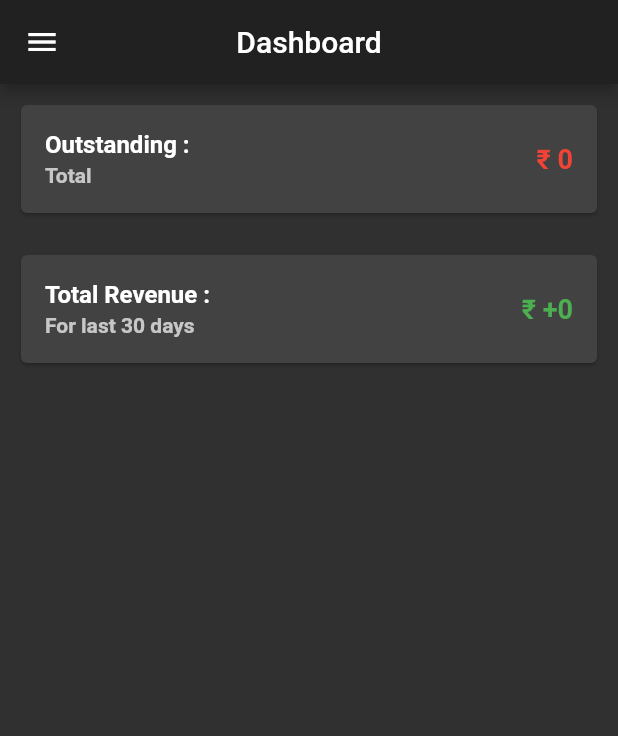
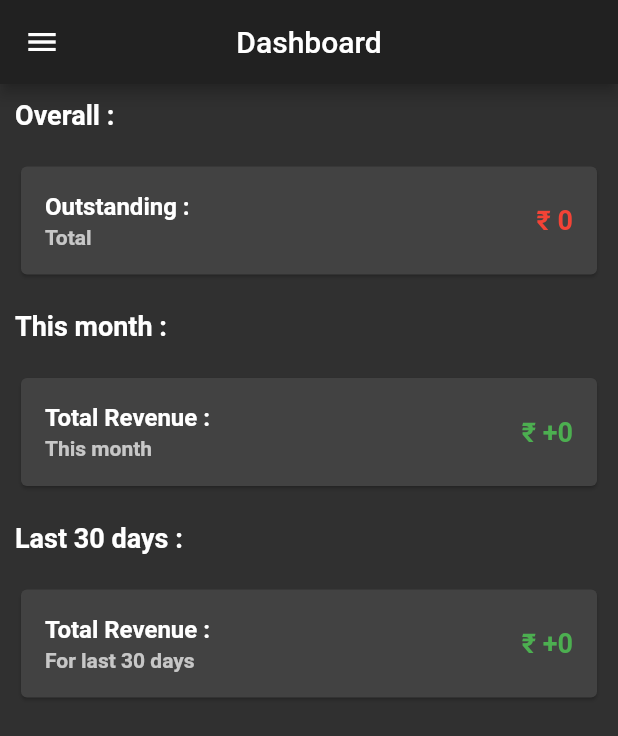
Before and after one commit to devanshu9750/mybusiness, a Flutter app: the screen it shows once a user with an empty profile is signed in, on a phone screen of 412 x 824 dp. Shown: the top 736 px of the screen. Run offline on Flutter 3.47's test engine with Material 2 defaults, Android fonts, the phone set to English and light mode, and no system bars; drawn by our look-alikes of velocity_x; our stand-ins replace cloud_firestore, firebase_auth, firebase_core, fluttertoast; accounts and stored records are empty.

Commit message:
Added current month revenue in dashboard screen

```diff
--- a/lib/screens/dashboard_side/dashboard_screen.dart
+++ b/lib/screens/dashboard_side/dashboard_screen.dart
@@ -3,10 +3,17 @@ import 'package:flutter/material.dart';
 import 'package:mybusiness/models/client_model.dart';
 import 'package:velocity_x/velocity_x.dart';
 
+// * vendors add type with gst without gst (optional)
+// * Expense monthly (business)
+// * Personal Expense (withdrawal from capital)
+// * This months expense outstanding
+// * Reports - sales report, purchase report, personal expense report (format pdf or excel)
+
 class DashboardScreen extends StatelessWidget {
   @override
   Widget build(BuildContext context) {
     return VStack([
+      "Overall : ".text.size(18).semiBold.make().p(10),
       Card(
         child: ListTile(
           title: "Outstanding :".text.bold.make(),
@@ -40,6 +47,40 @@ class DashboardScreen extends StatelessWidget {
           ),
         ),
       ).p(10),
+      "This month :".text.semiBold.size(18).make().p(10),
+      Card(
+        child: ListTile(
+          title: "Total Revenue :".text.bold.make(),
+          subtitle: "This month".text.semiBold.make(),
+          trailing: StreamBuilder<QuerySnapshot>(
+            stream:
+                FirebaseFirestore.instance.collection('clients').snapshots(),
+            builder: (context, snapshot) {
+              if (snapshot.connectionState == ConnectionState.active) {
+                int revenue = 0;
+                snapshot.data?.docs.forEach((doc) {
+                  Client client = Client.fromJson(doc.data(), doc.id);
+                  client.transactions.forEach((transaction) {
+                    if ((transaction['time'] as Timestamp).compareTo(
+                            Timestamp.fromDate(DateTime(DateTime.now().year,
+                                DateTime.now().month, 1))) >
+                        0) if (transaction['credit'])
+                      revenue += transaction['amount'] as int;
+                  });
+                });
+                return '₹ +$revenue'
+                    .text
+                    .bold
+                    .color(Colors.green)
+                    .size(18)
+                    .make();
+              }
+              return CircularProgressIndicator();
+            },
+          ),
+        ),
+      ).p(10),
+      "Last 30 days :".text.semiBold.size(18).make().p(10),
       Card(
         child: ListTile(
           title: "Total Revenue :".text.bold.make(),
```
